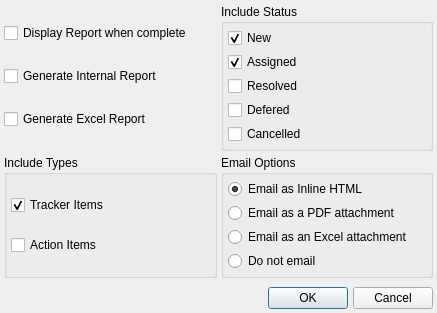
Above: plugins/forms/dialogTrackerRptOptions.ui from kestermckinney/ProjectNotes before the change. Below: the same form after it.
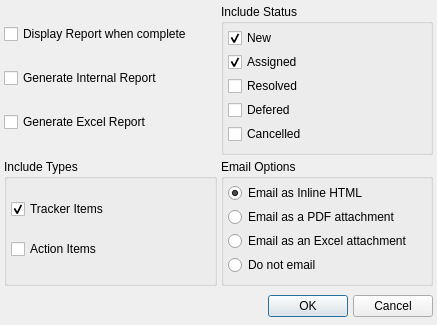
That is the form after the change.

Diff of the .ui file:
```diff
--- a/plugins/forms/dialogTrackerRptOptions.ui
+++ b/plugins/forms/dialogTrackerRptOptions.ui
@@ -27,7 +27,7 @@
     <number>4</number>
    </property>
    <property name="bottomMargin">
-    <number>4</number>
+    <number>8</number>
    </property>
    <item>
     <layout class="QGridLayout" name="gridLayout">
@@ -81,7 +81,7 @@
          <number>4</number>
         </property>
         <property name="bottomMargin">
-         <number>4</number>
+         <number>8</number>
         </property>
         <item>
          <widget class="QCheckBox" name="m_checkBoxNewTracker">
@@ -152,7 +152,7 @@
          <number>4</number>
         </property>
         <property name="bottomMargin">
-         <number>4</number>
+         <number>8</number>
         </property>
         <item>
          <widget class="QCheckBox" name="m_checkBoxItemsTracker">
@@ -193,7 +193,7 @@
          <number>4</number>
         </property>
         <property name="bottomMargin">
-         <number>4</number>
+         <number>8</number>
         </property>
         <item>
          <widget class="QRadioButton" name="m_radioBoxEmailAsHTML">
```
